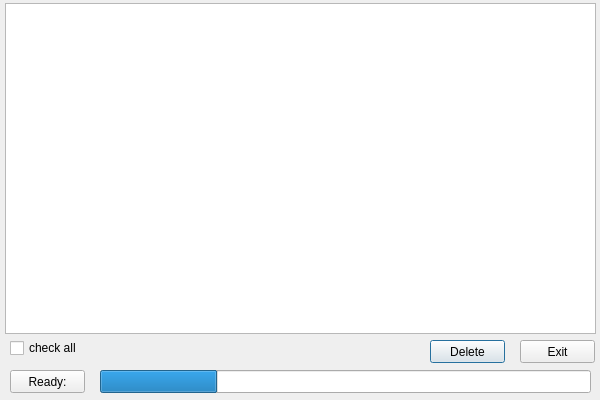
Above: Dialog/deletefiledlg.ui from jasonborn/HLA before the change. Below: the same form after it.
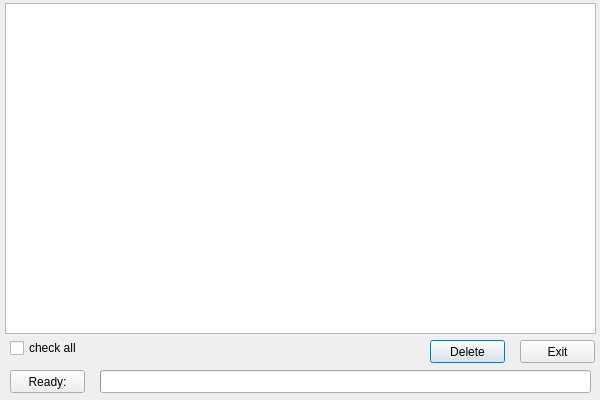
That is the form after the change. Icons and pictures are not drawn.

The edit to the form file:
```diff
--- a/Dialog/deletefiledlg.ui
+++ b/Dialog/deletefiledlg.ui
@@ -85,7 +85,7 @@
     </rect>
    </property>
    <property name="value">
-    <number>24</number>
+    <number>0</number>
    </property>
    <property name="textVisible">
     <bool>false</bool>
```
Left out of the diff: 10 changed lines with no effect on the pictures.
